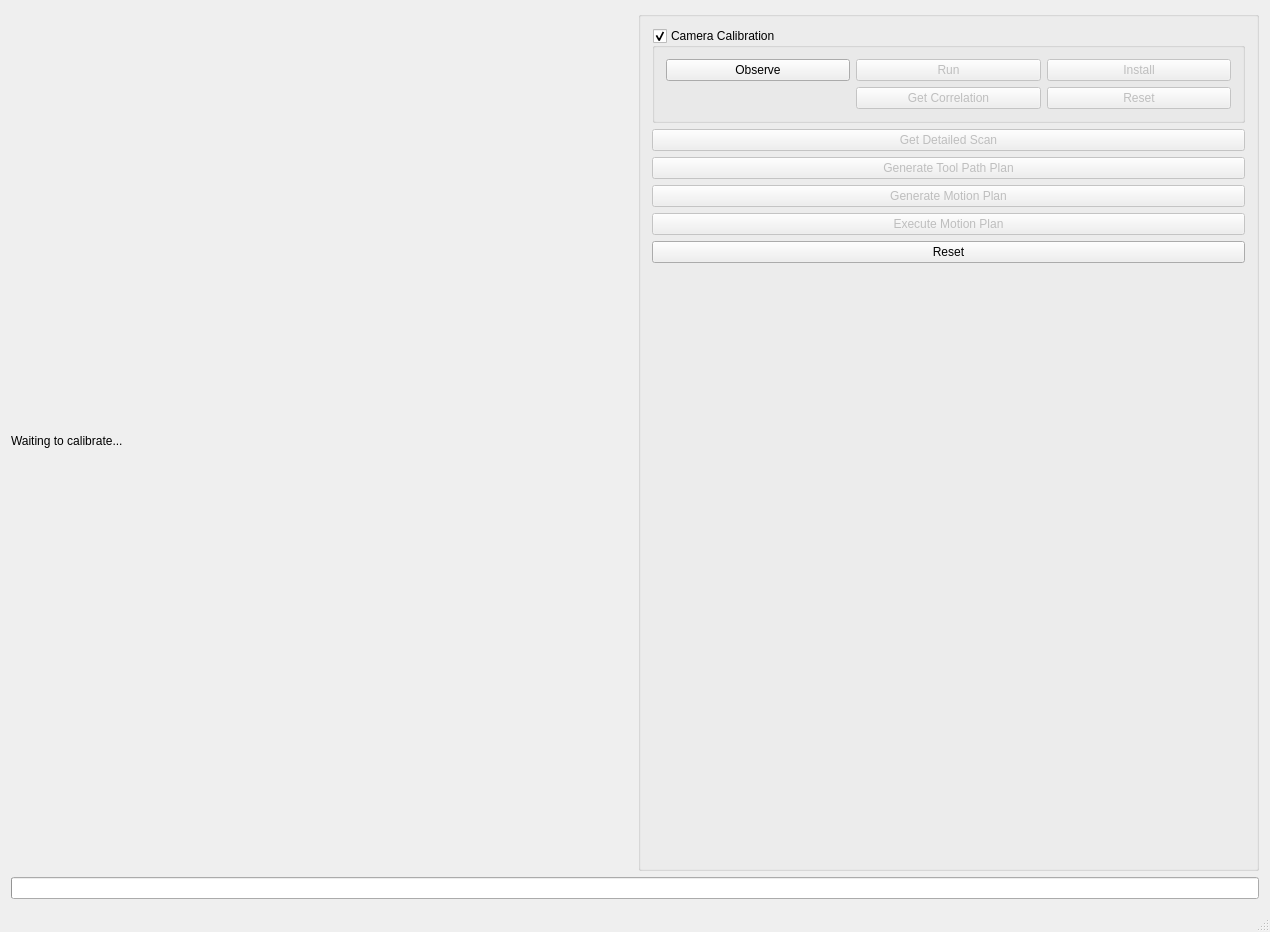
This is ros2_ws/src/snp_applicaton/src/rosconwindow.ui in ros-industrial-consortium/scan_n_plan_workshop as Qt 5 draws it before an edit. The edited form follows.
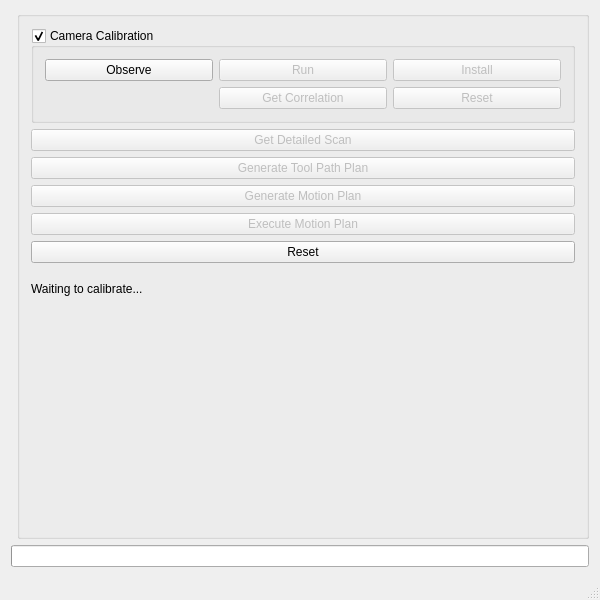
This is the edited form.

```diff
--- a/ros2_ws/src/snp_applicaton/src/rosconwindow.ui
+++ b/ros2_ws/src/snp_applicaton/src/rosconwindow.ui
@@ -6,8 +6,8 @@
    <rect>
     <x>0</x>
     <y>0</y>
-    <width>1270</width>
-    <height>932</height>
+    <width>600</width>
+    <height>600</height>
    </rect>
   </property>
   <property name="windowTitle">
@@ -25,15 +25,14 @@
       </property>
      </widget>
     </item>
-    <item row="1" column="0">
-     <widget class="QLabel" name="status_label">
-      <property name="text">
-       <string>Waiting to calibrate...</string>
-      </property>
-     </widget>
-    </item>
     <item row="1" column="1">
      <widget class="QGroupBox" name="button_box">
+      <property name="sizePolicy">
+       <sizepolicy hsizetype="Expanding" vsizetype="Expanding">
+        <horstretch>0</horstretch>
+        <verstretch>0</verstretch>
+       </sizepolicy>
+      </property>
       <property name="title">
        <string/>
       </property>
@@ -144,6 +143,19 @@
          </property>
         </widget>
        </item>
+       <item>
+        <widget class="QLabel" name="status_label">
+         <property name="minimumSize">
+          <size>
+           <width>0</width>
+           <height>40</height>
+          </size>
+         </property>
+         <property name="text">
+          <string>Waiting to calibrate...</string>
+         </property>
+        </widget>
+       </item>
        <item>
         <spacer name="verticalSpacer">
          <property name="orientation">
```
Left out of the diff: 2 changed lines with no effect on the pictures.
